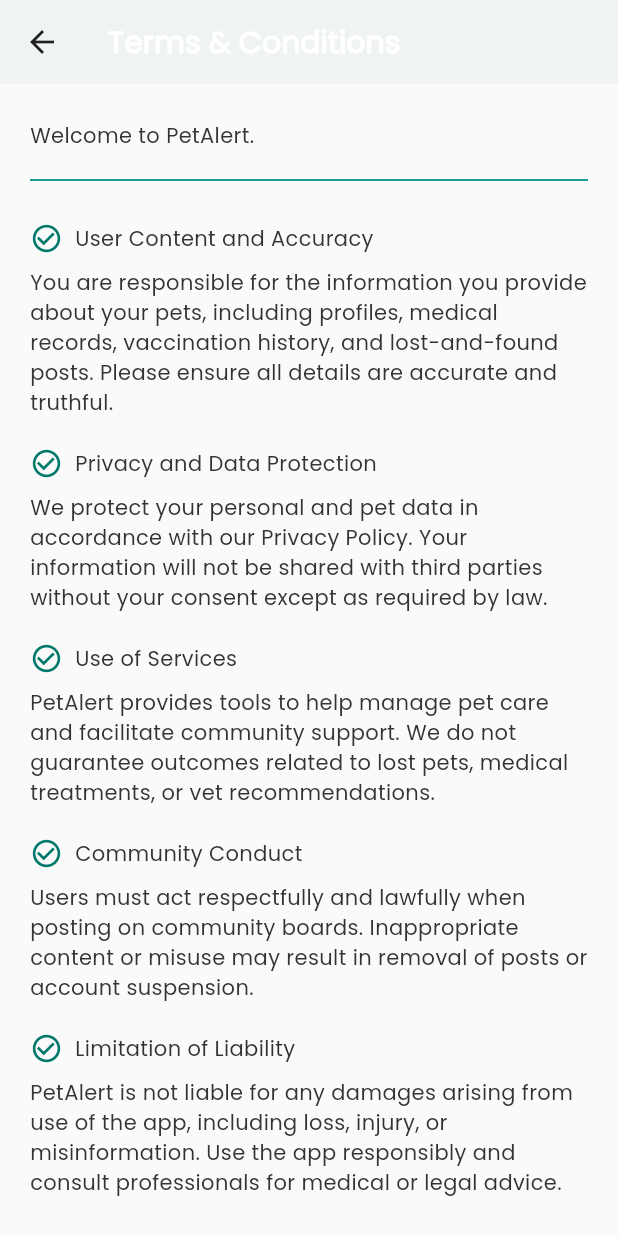
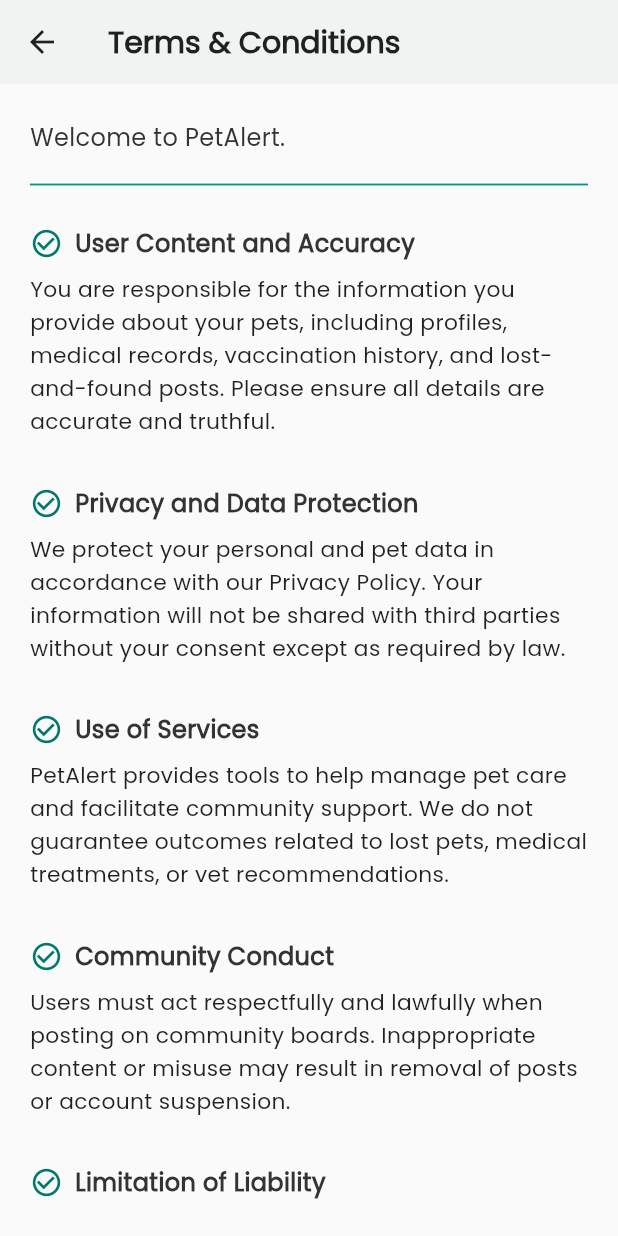
Before and after one commit to aayam17/pet_alert_app, a Flutter app: the TermsPage screen opened directly, on a phone screen of 412 x 824 dp. Run offline on Flutter 3.47's test engine with Material 3 defaults, Android fonts, the phone set to English and light mode, and no system bars; our stand-ins replace font_awesome_flutter, google_fonts.

Commit message:
Terms page fixes

```diff
--- a/lib/views/terms_page.dart
+++ b/lib/views/terms_page.dart
@@ -1,5 +1,4 @@
 import 'package:flutter/material.dart';
-
 
 class TermsPage extends StatelessWidget {
   const TermsPage({super.key});
@@ -14,6 +13,10 @@
           Expanded(
             child: Text(
               title,
+              style: const TextStyle(
+                fontWeight: FontWeight.bold,
+                fontSize: 16,
+              ),
             ),
           ),
         ],
@@ -22,8 +25,16 @@
   }
 
   Widget _buildSectionText(String text) {
-    return Text(
-      text,
+    return Padding(
+      padding: const EdgeInsets.only(bottom: 12.0),
+      child: Text(
+        text,
+        style: const TextStyle(
+          fontSize: 14.5,
+          color: Colors.black87,
+          height: 1.5,
+        ),
+      ),
     );
   }
 
@@ -31,8 +42,9 @@
   Widget build(BuildContext context) {
     return Scaffold(
       appBar: AppBar(
-        title: Text(
+        title: const Text(
           'Terms & Conditions',
+          style: TextStyle(color: Colors.black87),
         ),
         backgroundColor: Colors.grey.shade100,
         iconTheme: const IconThemeData(color: Colors.black87),
@@ -46,8 +58,9 @@
             child: Column(
               crossAxisAlignment: CrossAxisAlignment.start,
               children: [
-                Text(
+                const Text(
                   'Welcome to PetAlert.',
+                  style: TextStyle(fontSize: 16, fontWeight: FontWeight.w500),
                 ),
                 const SizedBox(height: 12),
                 const Divider(color: Colors.teal, thickness: 1.2),
@@ -82,9 +95,10 @@
                   'We may update these terms occasionally. Continued use of the app after changes indicates acceptance.',
                 ),
                 const SizedBox(height: 20),
-                Text(
+                const Text(
                   'For questions, please contact our support team.\n\n'
                   'Thank you for trusting PetAlert with your pet care needs.',
+                  style: TextStyle(fontSize: 14.5),
                 ),
               ],
             ),
```
